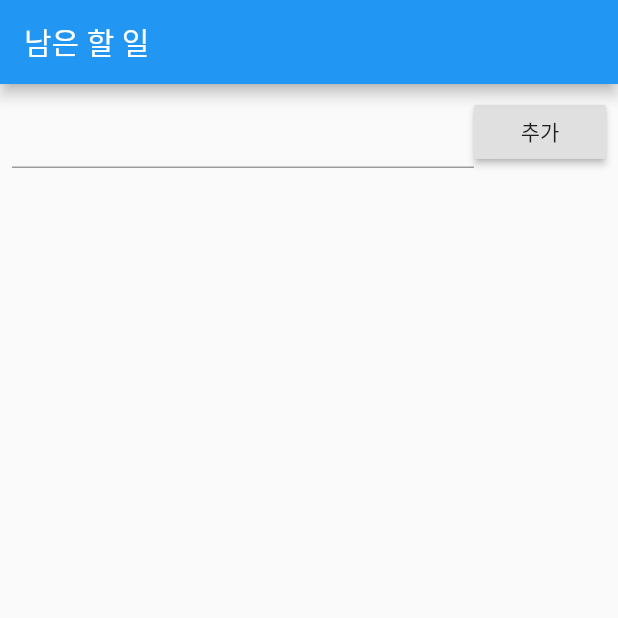
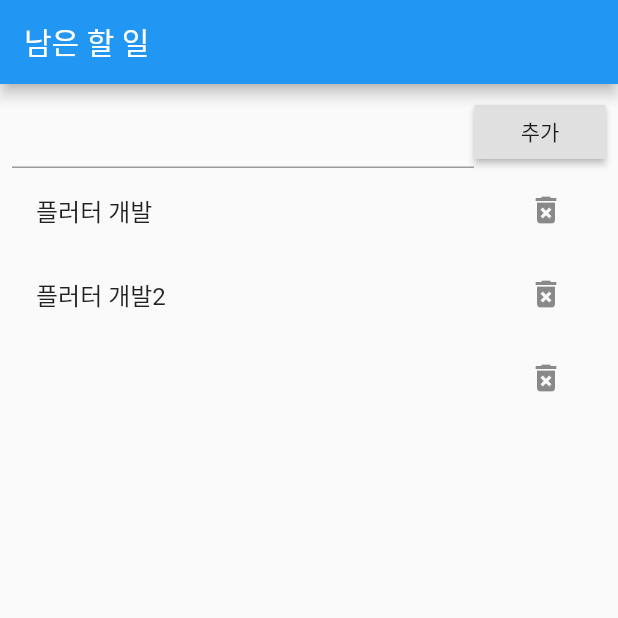
Before and after one commit to teddyhong182/superbox-example-flutter, a Flutter app: the screen it shows after launch, after a tap on "추가", on a phone screen of 412 x 824 dp, the top half of it. Run offline on Flutter 3.47's test engine with Material 2 defaults, Android fonts, the phone set to English and light mode, and no system bars.

Commit message:
할 일 관리 - 기능 구현 - 기능과 연결

```diff
--- a/todolist/lib/main.dart
+++ b/todolist/lib/main.dart
@@ -46,7 +46,10 @@ class TodoListPage extends StatefulWidget {
 class _TodoListPageState extends State<TodoListPage> {
 
 
-  final _items = <Todo>[];  // 할 일 목록 보관
+  final _items = <Todo>[
+    Todo('플러터 개발'),
+    Todo('플러터 개발2'),
+  ];  // 할 일 목록 보관
 
   var _todoController = TextEditingController();
 
@@ -83,15 +86,13 @@ class _TodoListPageState extends State<TodoListPage> {
                 ),
                 RaisedButton(
                     child: Text('추가'),
-                    onPressed: () {}
+                    onPressed: () => _addTodo(Todo(_todoController.text)),
                 ),
               ],
             ),
             Expanded(
                 child: ListView(
-                  children: [
-
-                  ],
+                  children: _items.map((todo) => _buildItemWidget(todo)).toList(),
                 ),
             ),
           ],
@@ -99,4 +100,42 @@ class _TodoListPageState extends State<TodoListPage> {
       ),
     );
   }
+
+  // 할 일 객체를 ListTile 형태로 변경하는 메서드
+  Widget _buildItemWidget(Todo todo) {
+    return ListTile(
+      onTap: () => _toggleTodo(todo), // 완료, 미완료
+      title: Text(
+        todo.title,
+        style: todo.isDone ? TextStyle(decoration: TextDecoration.lineThrough, fontStyle: FontStyle.italic,) : null,
+      ),
+      trailing: IconButton(
+        icon: Icon(Icons.delete_forever),
+        onPressed: () => _deleteTodo(todo), // 삭제
+      ),
+    );
+  }
+
+  // 할 일 추가 메서드
+  void _addTodo(Todo todo) {
+    setState(() {
+      _items.add(todo);
+      _todoController.text = '';  // 할 일 입력 필드를 비움
+    });
+  }
+
+  // 할 일 삭제 메서드
+  void _deleteTodo(Todo todo) {
+    setState(() {
+      _items.remove(todo);
+    });
+  }
+
+  // 할 일 완료/미완료 메서드
+  void _toggleTodo(Todo todo) {
+    setState(() {
+      todo.isDone = !todo.isDone;
+
+    });
+  }
 }
```
